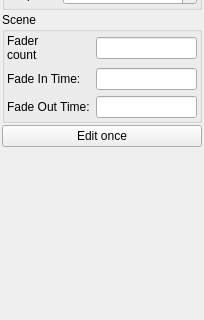
Above: StageRunner/gui/fxitempropertywidget.ui from Pit1966/StageRunner before the change; both pictures show x 0 to 204 and y 284 to 604 of the 204 by 791 pixel window. Below: the same form after it.
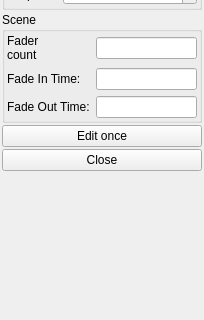
That is the form after the change. Custom widgets are drawn as their Qt base class.

The edit to the form file:
```diff
--- a/StageRunner/gui/fxitempropertywidget.ui
+++ b/StageRunner/gui/fxitempropertywidget.ui
@@ -283,6 +283,13 @@
      </property>
     </widget>
    </item>
+   <item>
+    <widget class="QPushButton" name="closeButton">
+     <property name="text">
+      <string>Close</string>
+     </property>
+    </widget>
+   </item>
    <item>
     <spacer name="verticalSpacer">
      <property name="orientation">
```
Left out of the diff: 63 changed lines with no effect on the pictures.
